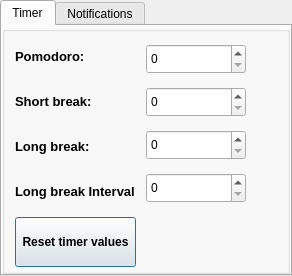
The window that ui/settingsdialog.ui (TiagoSBO/qt-pomodoro-timer) describes before a commit, drawn with Qt 5.
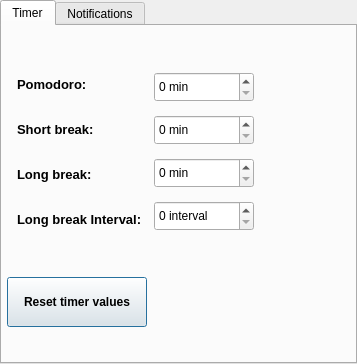
The same window after the commit. The open tabs and pages were chosen to show the change.

Commit message: style: Align timer and notification layout components

```diff
--- a/ui/settingsdialog.ui
+++ b/ui/settingsdialog.ui
@@ -6,8 +6,8 @@
    <rect>
     <x>0</x>
     <y>0</y>
-    <width>292</width>
-    <height>276</height>
+    <width>357</width>
+    <height>364</height>
    </rect>
   </property>
   <property name="sizePolicy">
@@ -103,7 +103,7 @@
       </attribute>
       <layout class="QVBoxLayout" name="verticalLayout_2">
        <property name="spacing">
-        <number>0</number>
+        <number>5</number>
        </property>
        <property name="leftMargin">
         <number>0</number>
@@ -118,9 +118,9 @@
         <number>0</number>
        </property>
        <item>
-        <widget class="QGroupBox" name="groupBox">
+        <widget class="QWidget" name="layout_timer" native="true">
          <property name="sizePolicy">
-          <sizepolicy hsizetype="Preferred" vsizetype="Preferred">
+          <sizepolicy hsizetype="Expanding" vsizetype="Expanding">
            <horstretch>0</horstretch>
            <verstretch>0</verstretch>
           </sizepolicy>
@@ -131,47 +131,41 @@
            <height>500</height>
           </size>
          </property>
-         <property name="title">
-          <string/>
-         </property>
-         <property name="alignment">
-          <set>Qt::AlignmentFlag::AlignLeading|Qt::AlignmentFlag::AlignLeft|Qt::AlignmentFlag::AlignVCenter</set>
-         </property>
-         <layout class="QGridLayout" name="gridLayout" rowstretch="0,0" columnstretch="0,0" rowminimumheight="0,0" columnminimumwidth="0,101">
+         <layout class="QGridLayout" name="gridLayout" rowstretch="0,0,0" columnstretch="2,1" rowminimumheight="0,0,0" columnminimumwidth="1,999">
           <property name="leftMargin">
-           <number>10</number>
+           <number>5</number>
           </property>
           <property name="topMargin">
-           <number>0</number>
+           <number>5</number>
           </property>
           <property name="rightMargin">
-           <number>40</number>
+           <number>5</number>
           </property>
           <property name="bottomMargin">
-           <number>0</number>
+           <number>5</number>
           </property>
           <property name="horizontalSpacing">
-           <number>10</number>
-          </property>
-          <property name="verticalSpacing">
            <number>2</number>
           </property>
+          <property name="verticalSpacing">
+           <number>5</number>
+          </property>
           <item row="0" column="0">
            <layout class="QVBoxLayout" name="verticalLayout_3" stretch="1,1,1,1">
             <property name="spacing">
              <number>5</number>
             </property>
             <property name="leftMargin">
-             <number>0</number>
+             <number>10</number>
             </property>
             <property name="topMargin">
-             <number>0</number>
+             <number>5</number>
             </property>
             <property name="rightMargin">
-             <number>0</number>
+             <number>5</number>
             </property>
             <property name="bottomMargin">
-             <number>0</number>
+             <number>5</number>
             </property>
             <item>
              <widget class="QLabel" name="label_TimerDuration">
@@ -270,6 +264,9 @@
               <property name="text">
                <string>Long break:</string>
               </property>
+              <property name="alignment">
+               <set>Qt::AlignmentFlag::AlignLeading|Qt::AlignmentFlag::AlignLeft|Qt::AlignmentFlag::AlignVCenter</set>
+              </property>
              </widget>
             </item>
             <item>
@@ -292,54 +289,29 @@
               <property name="text">
                <string>Long break Interval:</string>
               </property>
+              <property name="alignment">
+               <set>Qt::AlignmentFlag::AlignLeading|Qt::AlignmentFlag::AlignLeft|Qt::AlignmentFlag::AlignVCenter</set>
+              </property>
              </widget>
             </item>
            </layout>
           </item>
-          <item row="1" column="0">
-           <widget class="QPushButton" name="bttnResetTimerDefaults">
-            <property name="sizePolicy">
-             <sizepolicy hsizetype="Expanding" vsizetype="Preferred">
-              <horstretch>0</horstretch>
-              <verstretch>0</verstretch>
-             </sizepolicy>
-            </property>
-            <property name="maximumSize">
-             <size>
-              <width>210</width>
-              <height>50</height>
-             </size>
-            </property>
-            <property name="font">
-             <font>
-              <pointsize>9</pointsize>
-              <bold>true</bold>
-             </font>
-            </property>
-            <property name="layoutDirection">
-             <enum>Qt::LayoutDirection::LeftToRight</enum>
-            </property>
-            <property name="text">
-             <string>Reset timer values</string>
-            </property>
-           </widget>
-          </item>
           <item row="0" column="1">
            <layout class="QVBoxLayout" name="verticalLayout" stretch="1,1,1,1">
             <property name="spacing">
              <number>5</number>
             </property>
             <property name="leftMargin">
-             <number>0</number>
+             <number>5</number>
             </property>
             <property name="topMargin">
-             <number>0</number>
+             <number>5</number>
             </property>
             <property name="rightMargin">
-             <number>0</number>
+             <number>5</number>
             </property>
             <property name="bottomMargin">
-             <number>0</number>
+             <number>5</number>
             </property>
             <item>
              <widget class="QSpinBox" name="boxSetTimerDuration">
@@ -367,6 +339,15 @@
               <property name="alignment">
                <set>Qt::AlignmentFlag::AlignLeading|Qt::AlignmentFlag::AlignLeft|Qt::AlignmentFlag::AlignVCenter</set>
               </property>
+              <property name="suffix">
+               <string> min</string>
+              </property>
+              <property name="prefix">
+               <string/>
+              </property>
+              <property name="minimum">
+               <number>0</number>
+              </property>
               <property name="maximum">
                <number>99999</number>
               </property>
@@ -395,6 +376,9 @@
                 <height>0</height>
                </size>
               </property>
+              <property name="suffix">
+               <string> min</string>
+              </property>
               <property name="maximum">
                <number>99999</number>
               </property>
@@ -417,6 +401,9 @@
               <property name="alignment">
                <set>Qt::AlignmentFlag::AlignLeading|Qt::AlignmentFlag::AlignLeft|Qt::AlignmentFlag::AlignVCenter</set>
               </property>
+              <property name="suffix">
+               <string> min</string>
+              </property>
               <property name="maximum">
                <number>99999</number>
               </property>
@@ -442,6 +429,41 @@
                 <height>30</height>
                </size>
               </property>
+              <property name="suffix">
+               <string> interval</string>
+              </property>
+             </widget>
+            </item>
+           </layout>
+          </item>
+          <item row="2" column="0">
+           <layout class="QVBoxLayout" name="verticalLayout_8">
+            <item>
+             <widget class="QPushButton" name="bttnResetTimerDefaults">
+              <property name="sizePolicy">
+               <sizepolicy hsizetype="Expanding" vsizetype="Preferred">
+                <horstretch>0</horstretch>
+                <verstretch>0</verstretch>
+               </sizepolicy>
+              </property>
+              <property name="maximumSize">
+               <size>
+                <width>210</width>
+                <height>50</height>
+               </size>
+              </property>
+              <property name="font">
+               <font>
+                <pointsize>9</pointsize>
+                <bold>true</bold>
+               </font>
+              </property>
+              <property name="layoutDirection">
+               <enum>Qt::LayoutDirection::LeftToRight</enum>
+              </property>
+              <property name="text">
+               <string>Reset timer values</string>
+              </property>
              </widget>
             </item>
            </layout>
```
Left out of the diff: 4 changed lines with no effect on the pictures. The commit also changes 2 other files.
